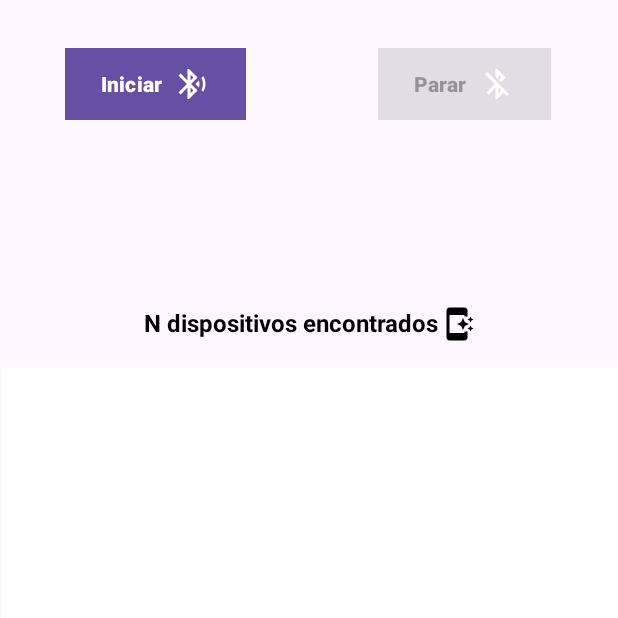
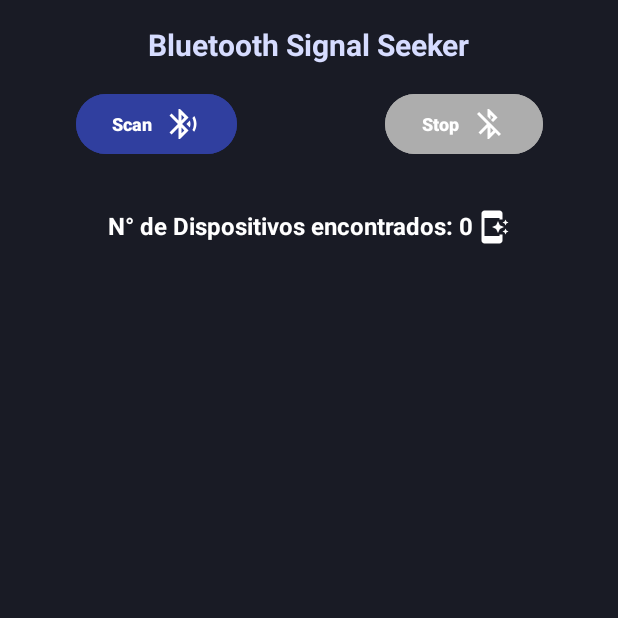
Before and after one commit to SullyvanMoura/bluetooth-signal-seeker, an Android app: the screen it shows after launch (MainActivity), on a phone screen of 412 x 824 dp, the top half of it. Run offline under Robolectric (Android 15) with nearby library versions, the phone set to English and light mode, and no system bars; our stand-ins replace Room's generated code.

Commit message:
melhoria de layout

```diff
--- a/app/src/main/AndroidManifest.xml
+++ b/app/src/main/AndroidManifest.xml
@@ -24,7 +24,9 @@
             android:exported="false" />
         <activity
             android:name=".MainActivity"
-            android:exported="true">
+            android:exported="true"
+            android:configChanges="orientation"
+            android:screenOrientation="portrait">
             <intent-filter>
                 <action android:name="android.intent.action.MAIN" />
 
--- a/app/src/main/java/com/ufrrj/bluetooth_signal_seeker/MainActivity.java
+++ b/app/src/main/java/com/ufrrj/bluetooth_signal_seeker/MainActivity.java
@@ -15,6 +15,7 @@ import android.util.Log;
 import android.view.View;
 import android.widget.Button;
 import android.widget.ListView;
+import android.widget.TextView;
 import android.widget.Toast;
 
 import com.google.android.gms.common.api.ApiException;
@@ -57,6 +58,7 @@ public class MainActivity extends AppCompatActivity {
     private ListView lv;
     private Button scanBtn;
     private Button stopBtn;
+    private TextView textViewDevicesNumber;
     private BroadcastReceiver mbroadcastReceiver;
     private BluetoothAdapter bluetoothAdapter;
 
@@ -86,6 +88,9 @@ public class MainActivity extends AppCompatActivity {
         solicitarAtivacaoBluetooth();
         solicitarAtivacaoLocalizacao();
 
+        textViewDevicesNumber = findViewById(R.id.textViewDevicesNumber);
+        textViewDevicesNumber.setText("N° de Dispositivos encontrados: " + dispositivosEncontrados.size());
+
         scanBtn = findViewById(R.id.scanBtn);
         stopBtn = findViewById(R.id.stopBtn);
         stopBtn.setEnabled(false);
@@ -104,7 +109,6 @@ public class MainActivity extends AppCompatActivity {
             }
         });
     }
-
 
     @Override
     protected void onResume() {
@@ -137,6 +141,7 @@ public class MainActivity extends AppCompatActivity {
 
                             DispositivoAdapter itemAdapter = new DispositivoAdapter(getApplicationContext(), R.layout.item_dispositivo, dispositivosEncontrados);
                             lv.setAdapter(itemAdapter);
+                            textViewDevicesNumber.setText("N° de Dispositivos encontrados: " + dispositivosEncontrados.size());
                         }
 
                     }
@@ -253,7 +258,6 @@ public class MainActivity extends AppCompatActivity {
         });
     }
 
-
     private static void buscarDispositivos(Context context, Activity activity, BluetoothAdapter adapter) {
 
         Log.d(TAG, "Iniciando Thread de Busca de Dispositivo");
--- /dev/null
+++ b/app/src/main/res/drawable/botao_ativado_desativado.xml
@@ -0,0 +1,5 @@
+<?xml version="1.0" encoding="utf-8"?>
+<selector xmlns:android="http://schemas.android.com/apk/res/android">
+    <item android:state_enabled="true" android:color="#303F9F" />
+    <item android:state_enabled="false" android:color="#ADADAD" />
+</selector>
--- a/app/src/main/res/layout/activity_main.xml
+++ b/app/src/main/res/layout/activity_main.xml
@@ -4,26 +4,25 @@
     xmlns:tools="http://schemas.android.com/tools"
     android:layout_width="match_parent"
     android:layout_height="match_parent"
-    android:backgroundTint="@color/white"
+    android:background="#191B25"
     tools:context=".MainActivity">
-
+    <!--    android:backgroundTint="@color/black"-->
 
     <androidx.constraintlayout.widget.Guideline
         android:id="@+id/guideline"
         android:layout_width="wrap_content"
         android:layout_height="wrap_content"
         android:orientation="vertical"
-        app:layout_constraintGuide_percent="0.50121653" />
+        app:layout_constraintGuide_percent="0.5" />
 
     <ListView
         android:id="@+id/listView"
-        android:layout_width="411dp"
-        android:layout_height="580dp"
-        android:background="@color/cardview_light_background"
+        android:layout_width="match_parent"
+        android:layout_height="0dp"
+        android:background="#191B25"
         android:padding="6dp"
         app:layout_constraintBottom_toBottomOf="parent"
         app:layout_constraintEnd_toEndOf="parent"
-        app:layout_constraintHorizontal_bias="1.0"
         app:layout_constraintStart_toStartOf="parent"
         app:layout_constraintTop_toTopOf="@+id/guideline2"
         app:layout_constraintVertical_bias="1.0" />
@@ -32,13 +31,17 @@
         android:id="@+id/scanBtn"
         android:layout_width="wrap_content"
         android:layout_height="wrap_content"
-        android:layout_marginTop="32dp"
-        android:background="#3F51B5"
+        android:layout_marginTop="70sp"
+        android:layout_marginBottom="70sp"
+        android:backgroundTint="@drawable/botao_ativado_desativado"
         android:drawableEnd="@drawable/baseline_bluetooth_searching"
-        android:text="Iniciar"
-        android:textSize="14sp"
+        android:text="Scan"
+        android:textColor="@color/white"
+        android:textSize="12sp"
         android:textStyle="bold"
+        app:layout_constraintBottom_toTopOf="@+id/listView"
         app:layout_constraintEnd_toStartOf="@+id/guideline"
+        app:layout_constraintHorizontal_bias="0.511"
         app:layout_constraintStart_toStartOf="parent"
         app:layout_constraintTop_toTopOf="parent" />
 
@@ -46,26 +49,30 @@
         android:id="@+id/stopBtn"
         android:layout_width="wrap_content"
         android:layout_height="wrap_content"
-        android:layout_marginTop="32dp"
-        android:background="#3F51B5"
+        android:layout_marginTop="70sp"
+        android:layout_marginBottom="70sp"
+        android:backgroundTint="@drawable/botao_ativado_desativado"
         android:drawableEnd="@drawable/baseline_bluetooth_disabled"
-        android:text="Parar"
-        android:textSize="14sp"
+        android:text="Stop"
+        android:textColor="@color/white"
+        android:textSize="12sp"
         android:textStyle="bold"
+        app:layout_constraintBottom_toTopOf="@+id/listView"
         app:layout_constraintEnd_toEndOf="parent"
         app:layout_constraintStart_toStartOf="@+id/guideline"
         app:layout_constraintTop_toTopOf="parent" />
 
     <TextView
-        android:id="@+id/textView"
+        android:id="@+id/textViewDevicesNumber"
         android:layout_width="wrap_content"
         android:layout_height="wrap_content"
-        android:layout_marginBottom="16dp"
-        android:drawableEnd="@drawable/device_found"
-        android:text="N dispositivos encontrados"
-        android:textColor="@color/black"
+        android:layout_marginBottom="1dp"
+        android:drawableTint="@color/white"
+        android:text="N° de dispositivos encontrados:"
+        android:textColor="@color/white"
         android:textSize="16sp"
         android:textStyle="bold"
+        app:drawableEndCompat="@drawable/device_found"
         app:layout_constraintBottom_toTopOf="@+id/listView"
         app:layout_constraintEnd_toEndOf="parent"
         app:layout_constraintStart_toStartOf="parent" />
@@ -77,4 +84,24 @@
         android:orientation="horizontal"
         app:layout_constraintGuide_percent="0.2" />
 
+    <TextView
+        android:id="@+id/textViewTitle"
+        android:layout_width="wrap_content"
+        android:layout_height="wrap_content"
+        android:layout_marginTop="16dp"
+        android:text="Bluetooth Signal Seeker"
+        android:textColor="#D6DCFF"
+        android:textSize="20sp"
+        android:textStyle="bold"
+        app:layout_constraintEnd_toEndOf="parent"
+        app:layout_constraintStart_toStartOf="parent"
+        app:layout_constraintTop_toTopOf="parent" />
+
+    <androidx.constraintlayout.widget.Guideline
+        android:id="@+id/guideline3"
+        android:layout_width="wrap_content"
+        android:layout_height="wrap_content"
+        android:orientation="vertical"
+        app:layout_constraintGuide_begin="20dp" />
+
 </androidx.constraintlayout.widget.ConstraintLayout>
--- a/app/src/main/res/layout/item_dispositivo.xml
+++ b/app/src/main/res/layout/item_dispositivo.xml
@@ -12,7 +12,7 @@
         android:layout_height="58dp"
         android:padding="5dp"
         android:text="TextView"
-        android:textColor="@color/black"
+        android:textColor="@color/white"
         android:textSize="16sp"
         app:layout_constraintEnd_toEndOf="parent"
         app:layout_constraintHorizontal_bias="0.0"
@@ -25,6 +25,7 @@
         android:layout_height="wrap_content"
         android:padding="5dp"
         android:text="TextView"
+        android:textColor="#CCCCCC"
         app:layout_constraintBottom_toBottomOf="@+id/textViewNome"
         app:layout_constraintEnd_toEndOf="@+id/textViewNome"
         app:layout_constraintHorizontal_bias="0.0"
@@ -37,7 +38,9 @@
         android:layout_width="240dp"
         android:layout_height="24dp"
         android:drawableStart="@drawable/baseline_calendar"
+        android:drawableTint="@color/white"
         android:text="TextView"
+        android:textColor="#CCCCCC"
         app:layout_constraintBottom_toBottomOf="@+id/textViewNome"
         app:layout_constraintEnd_toEndOf="parent"
         app:layout_constraintHorizontal_bias="1.0"
```
